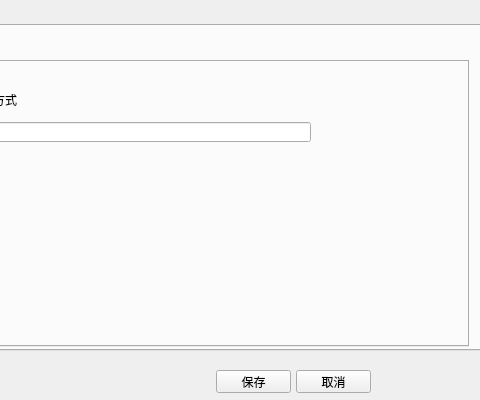
Before: the Qt Designer form settingdialog.ui in smilecc/Fast, drawn with Qt 5; both pictures show x 214 to 694 and y 0 to 400 of the 694 by 400 pixel window.
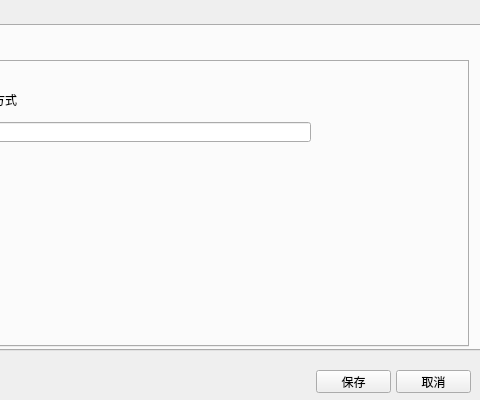
After: the same form once the commit is applied. The open tabs and pages were chosen to show the change. Icons and pictures are not drawn.

What changed in the file:
```diff
--- a/settingdialog.ui
+++ b/settingdialog.ui
@@ -179,7 +179,7 @@
   <widget class="QPushButton" name="saveButton">
    <property name="geometry">
     <rect>
-     <x>430</x>
+     <x>530</x>
      <y>370</y>
      <width>75</width>
      <height>23</height>
@@ -192,7 +192,7 @@
   <widget class="QPushButton" name="cancleButton">
    <property name="geometry">
     <rect>
-     <x>510</x>
+     <x>610</x>
      <y>370</y>
      <width>75</width>
      <height>23</height>
```
Left out of the diff: 11 changed lines with no effect on the pictures.
